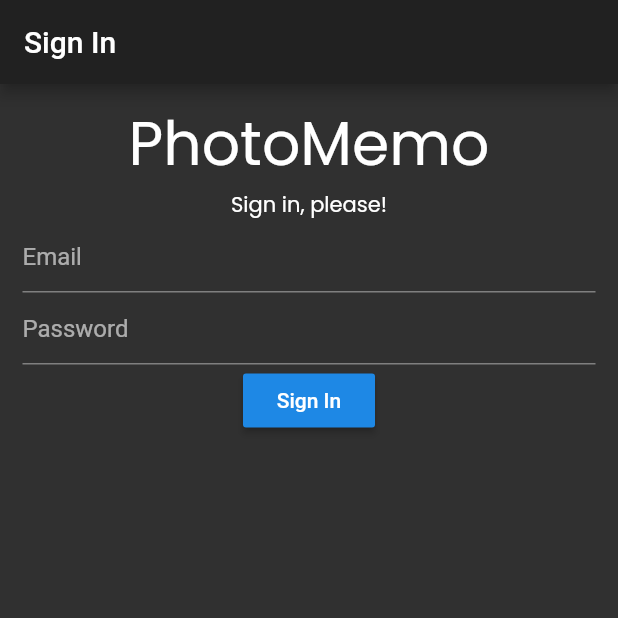
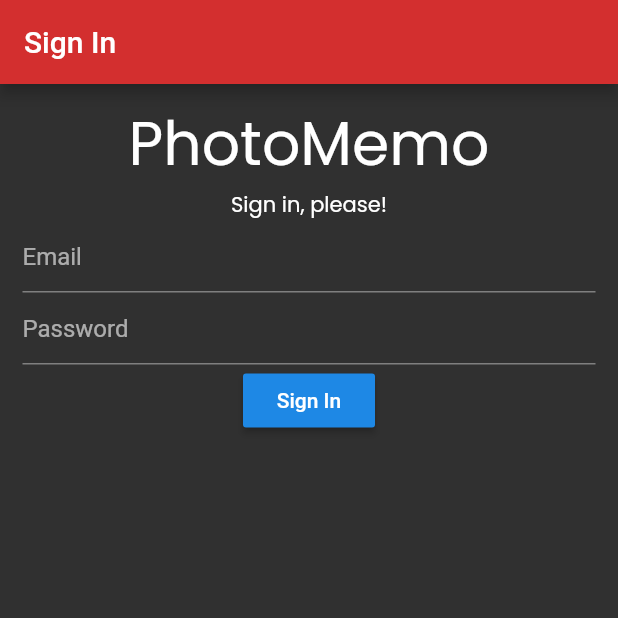
Before and after one commit to LoganAnde/cmsc4303-MobileApps, a Flutter app: the screen it shows after launch, on a phone screen of 412 x 824 dp, the top half of it. Run offline on Flutter 3.47's test engine with Material 2 defaults, Android fonts, the phone set to English and light mode, and no system bars; our stand-ins replace cloud_firestore, firebase_auth, firebase_core, firebase_storage, image_picker; missing offline and left inert: firebase_ml_vision; accounts and stored records are empty.

Commit message:
change app primary color

```diff
--- a/lib/main.dart
+++ b/lib/main.dart
@@ -18,7 +18,7 @@ class PhotoMemoApp extends StatelessWidget {
   Widget build(BuildContext context) {
     return MaterialApp(
       debugShowCheckedModeBanner: Constant.DEV,
-      theme: ThemeData(brightness: Brightness.dark),
+      theme: ThemeData(brightness: Brightness.dark, primaryColor: Colors.red[700]),
       initialRoute: SignInScreen.routeName,
       routes: {
         SignInScreen.routeName: (context) => SignInScreen(),
```
